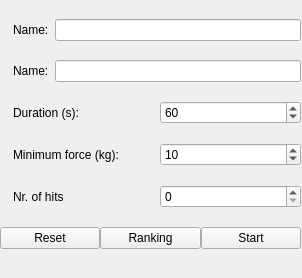
Qt form PiControl/main_ui.ui (SoftLegend/MartialArtEvaluation) before a commit.
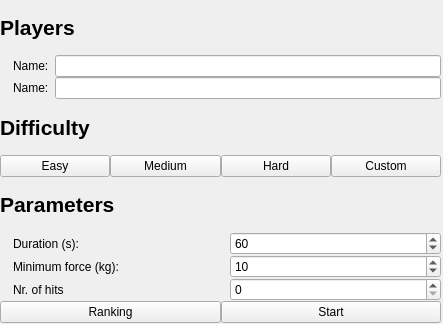
The same form after that commit. Icons and pictures are not drawn.

Commit message: Updated main GUI, added labels and built-in challenges Added pass/fail to results Optimized code

Diff of the .ui file:
```diff
--- a/PiControl/main_ui.ui
+++ b/PiControl/main_ui.ui
@@ -6,8 +6,8 @@
    <rect>
     <x>0</x>
     <y>0</y>
-    <width>302</width>
-    <height>278</height>
+    <width>443</width>
+    <height>324</height>
    </rect>
   </property>
   <property name="sizePolicy">
@@ -24,14 +24,32 @@
     <rect>
      <x>0</x>
      <y>0</y>
-     <width>301</width>
-     <height>271</height>
+     <width>441</width>
+     <height>323</height>
     </rect>
    </property>
    <layout class="QVBoxLayout" name="verticalLayout">
     <property name="spacing">
      <number>0</number>
     </property>
+    <item>
+     <layout class="QHBoxLayout" name="horizontalLayout_10">
+      <item>
+       <widget class="QLabel" name="label">
+        <property name="font">
+         <font>
+          <pointsize>16</pointsize>
+          <weight>75</weight>
+          <bold>true</bold>
+         </font>
+        </property>
+        <property name="text">
+         <string>Players</string>
+        </property>
+       </widget>
+      </item>
+     </layout>
+    </item>
     <item>
      <layout class="QHBoxLayout" name="horizontalLayout_6">
       <property name="spacing">
@@ -110,6 +128,74 @@
       </item>
      </layout>
     </item>
+    <item>
+     <layout class="QHBoxLayout" name="horizontalLayout_11">
+      <item>
+       <widget class="QLabel" name="label_2">
+        <property name="font">
+         <font>
+          <pointsize>16</pointsize>
+          <weight>75</weight>
+          <bold>true</bold>
+         </font>
+        </property>
+        <property name="text">
+         <string>Difficulty</string>
+        </property>
+       </widget>
+      </item>
+     </layout>
+    </item>
+    <item>
+     <layout class="QHBoxLayout" name="horizontalLayout_9">
+      <item>
+       <widget class="QPushButton" name="btnEasy">
+        <property name="text">
+         <string>Easy</string>
+        </property>
+       </widget>
+      </item>
+      <item>
+       <widget class="QPushButton" name="btnMedium">
+        <property name="text">
+         <string>Medium</string>
+        </property>
+       </widget>
+      </item>
+      <item>
+       <widget class="QPushButton" name="btnHard">
+        <property name="text">
+         <string>Hard</string>
+        </property>
+       </widget>
+      </item>
+      <item>
+       <widget class="QPushButton" name="btnCustom">
+        <property name="text">
+         <string>Custom</string>
+        </property>
+       </widget>
+      </item>
+     </layout>
+    </item>
+    <item>
+     <layout class="QHBoxLayout" name="horizontalLayout_14">
+      <item>
+       <widget class="QLabel" name="label_3">
+        <property name="font">
+         <font>
+          <pointsize>16</pointsize>
+          <weight>75</weight>
+          <bold>true</bold>
+         </font>
+        </property>
+        <property name="text">
+         <string>Parameters</string>
+        </property>
+       </widget>
+      </item>
+     </layout>
+    </item>
     <item>
      <layout class="QHBoxLayout" name="horizontalLayout">
       <property name="spacing">
@@ -253,13 +339,6 @@
     </item>
     <item>
      <layout class="QHBoxLayout" name="horizontalLayout_4">
-      <item>
-       <widget class="QPushButton" name="btnReset">
-        <property name="text">
-         <string>Reset</string>
-        </property>
-       </widget>
-      </item>
       <item>
        <widget class="QPushButton" name="btnRanking">
         <property name="text">
```
Left out of the diff: 4 changed lines with no effect on the pictures. The commit also changes 6 other files.
